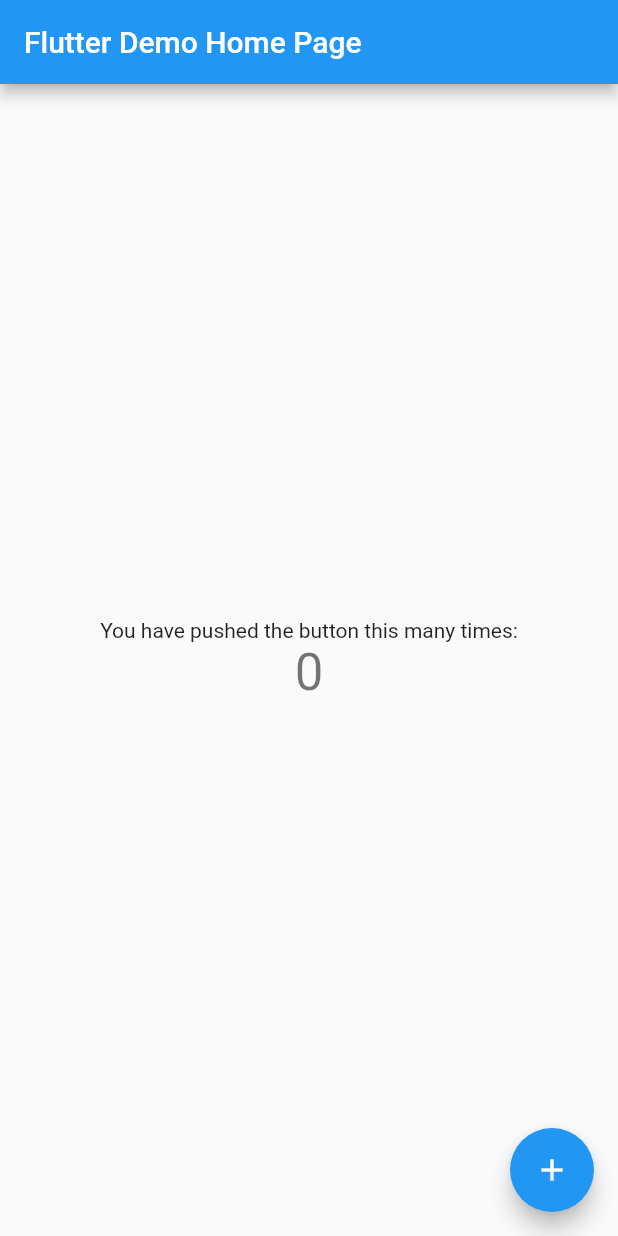
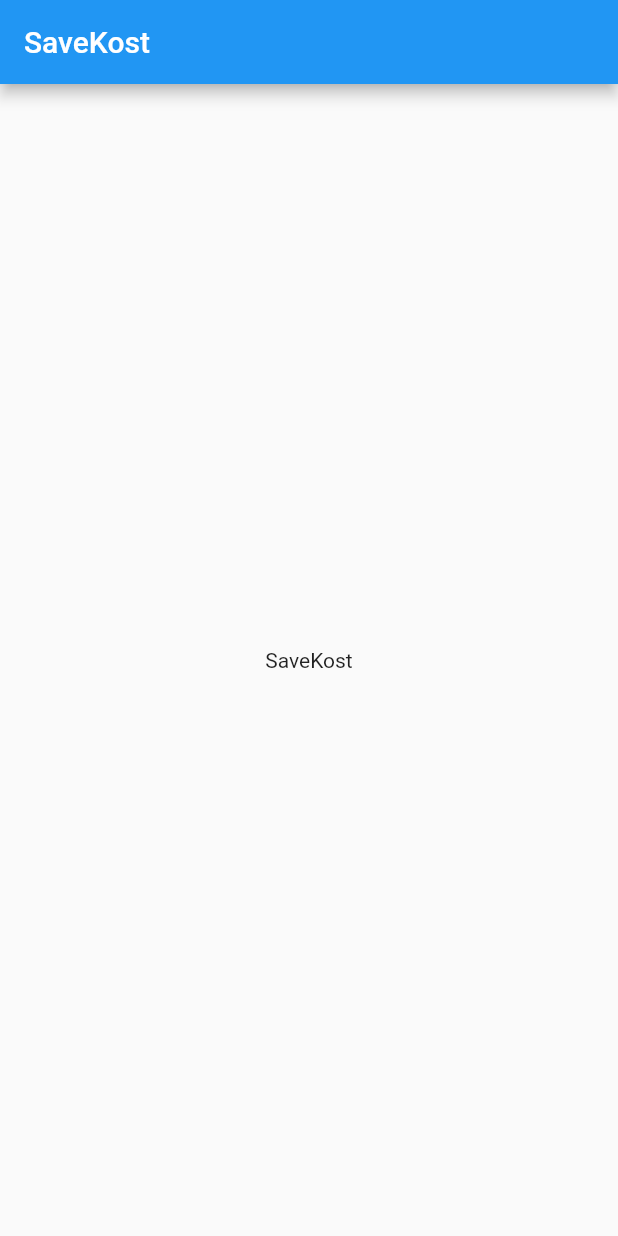
Before and after one commit to Faisalia/mabatua, a Flutter app: the screen it shows after launch, on a phone screen of 412 x 824 dp. Run offline on Flutter 3.47's test engine with Material 2 defaults, Android fonts, the phone set to English and light mode, and no system bars.

Commit message:
add starting_page

```diff
--- a/lib/main.dart
+++ b/lib/main.dart
@@ -1,115 +1,19 @@
 import 'package:flutter/material.dart';
+import './pages/starting_page.dart';
 
-void main() {
-  runApp(const MyApp());
-}
+void main() => runApp(const MyApp());
 
 class MyApp extends StatelessWidget {
   const MyApp({Key? key}) : super(key: key);
 
-  // This widget is the root of your application.
   @override
   Widget build(BuildContext context) {
     return MaterialApp(
-      title: 'Flutter Demo',
+      title: 'SaveKost',
       theme: ThemeData(
-        // This is the theme of your application.
-        //
-        // Try running your application with "flutter run". You'll see the
-        // application has a blue toolbar. Then, without quitting the app, try
-        // changing the primarySwatch below to Colors.green and then invoke
-        // "hot reload" (press "r" in the console where you ran "flutter run",
-        // or simply save your changes to "hot reload" in a Flutter IDE).
-        // Notice that the counter didn't reset back to zero; the application
-        // is not restarted.
         primarySwatch: Colors.blue,
       ),
-      home: const MyHomePage(title: 'Flutter Demo Home Page'),
+      home: MyHomePage(),
     );
   }
 }
-
-class MyHomePage extends StatefulWidget {
-  const MyHomePage({Key? key, required this.title}) : super(key: key);
-
-  // This widget is the home page of your application. It is stateful, meaning
-  // that it has a State object (defined below) that contains fields that affect
-  // how it looks.
-
-  // This class is the configuration for the state. It holds the values (in this
-  // case the title) provided by the parent (in this case the App widget) and
-  // used by the build method of the State. Fields in a Widget subclass are
-  // always marked "final".
-
-  final String title;
-
-  @override
-  State<MyHomePage> createState() => _MyHomePageState();
-}
-
-class _MyHomePageState extends State<MyHomePage> {
-  int _counter = 0;
-
-  void _incrementCounter() {
-    setState(() {
-      // This call to setState tells the Flutter framework that something has
-      // changed in this State, which causes it to rerun the build method below
-      // so that the display can reflect the updated values. If we changed
-      // _counter without calling setState(), then the build method would not be
-      // called again, and so nothing would appear to happen.
-      _counter++;
-    });
-  }
-
-  @override
-  Widget build(BuildContext context) {
-    // This method is rerun every time setState is called, for instance as done
-    // by the _incrementCounter method above.
-    //
-    // The Flutter framework has been optimized to make rerunning build methods
-    // fast, so that you can just rebuild anything that needs updating rather
-    // than having to individually change instances of widgets.
-    return Scaffold(
-      appBar: AppBar(
-        // Here we take the value from the MyHomePage object that was created by
-        // the App.build method, and use it to set our appbar title.
-        title: Text(widget.title),
-      ),
-      body: Center(
-        // Center is a layout widget. It takes a single child and positions it
-        // in the middle of the parent.
-        child: Column(
-          // Column is also a layout widget. It takes a list of children and
-          // arranges them vertically. By default, it sizes itself to fit its
-          // children horizontally, and tries to be as tall as its parent.
-          //
-          // Invoke "debug painting" (press "p" in the console, choose the
-          // "Toggle Debug Paint" action from the Flutter Inspector in Android
-          // Studio, or the "Toggle Debug Paint" command in Visual Studio Code)
-          // to see the wireframe for each widget.
-          //
-          // Column has various properties to control how it sizes itself and
-          // how it positions its children. Here we use mainAxisAlignment to
-          // center the children vertically; the main axis here is the vertical
-          // axis because Columns are vertical (the cross axis would be
-          // horizontal).
-          mainAxisAlignment: MainAxisAlignment.center,
-          children: <Widget>[
-            const Text(
-              'You have pushed the button this many times:',
-            ),
-            Text(
-              '$_counter',
-              style: Theme.of(context).textTheme.headline4,
-            ),
-          ],
-        ),
-      ),
-      floatingActionButton: FloatingActionButton(
-        onPressed: _incrementCounter,
-        tooltip: 'Increment',
-        child: const Icon(Icons.add),
-      ), // This trailing comma makes auto-formatting nicer for build methods.
-    );
-  }
-}
--- /dev/null
+++ b/lib/pages/starting_page.dart
@@ -0,0 +1,15 @@
+import 'package:flutter/material.dart';
+
+class MyHomePage extends StatelessWidget {
+  @override
+  Widget build(BuildContext context) {
+    return Scaffold(
+      appBar: AppBar(
+        title: Text('SaveKost'),
+      ),
+      body: Center(
+        child: Text('SaveKost'),
+      ),
+    );
+  }
+}
```
